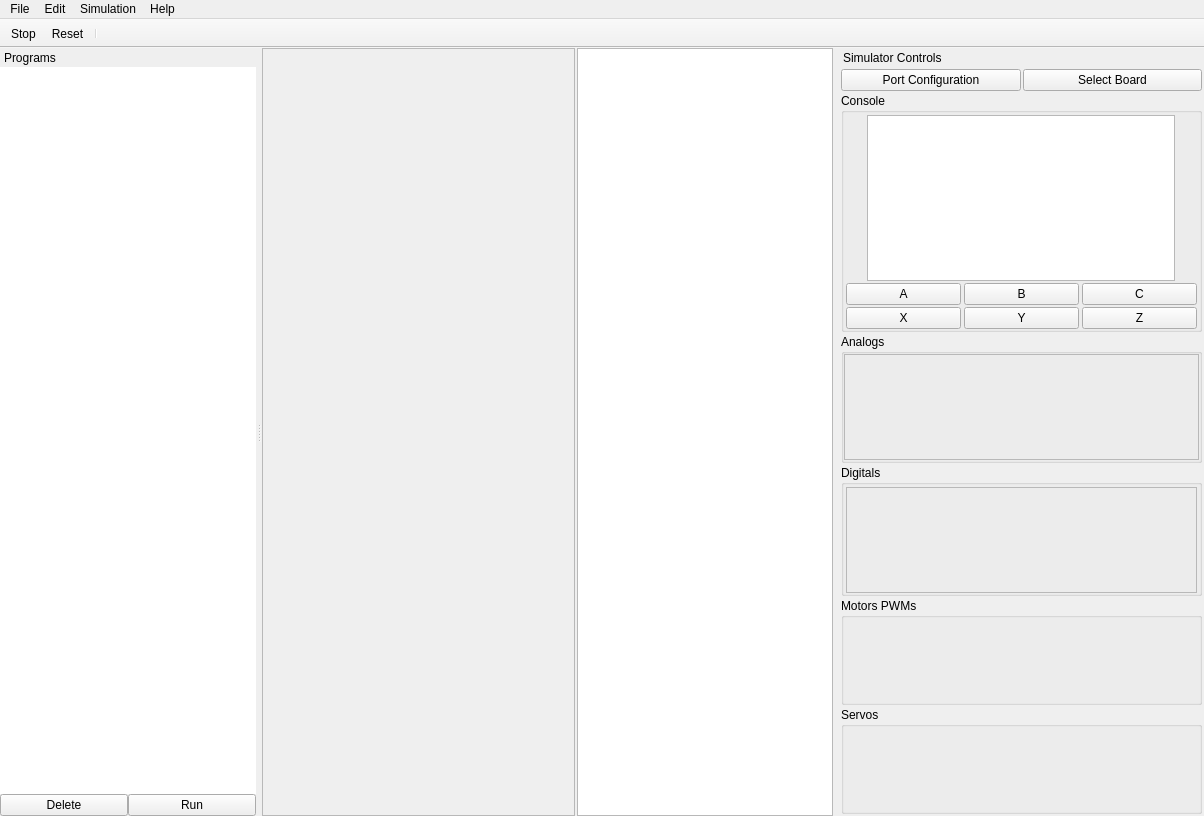
This is ui/main_window.ui in kipr/cs2 as Qt 5 draws it before an edit. The edited form follows.
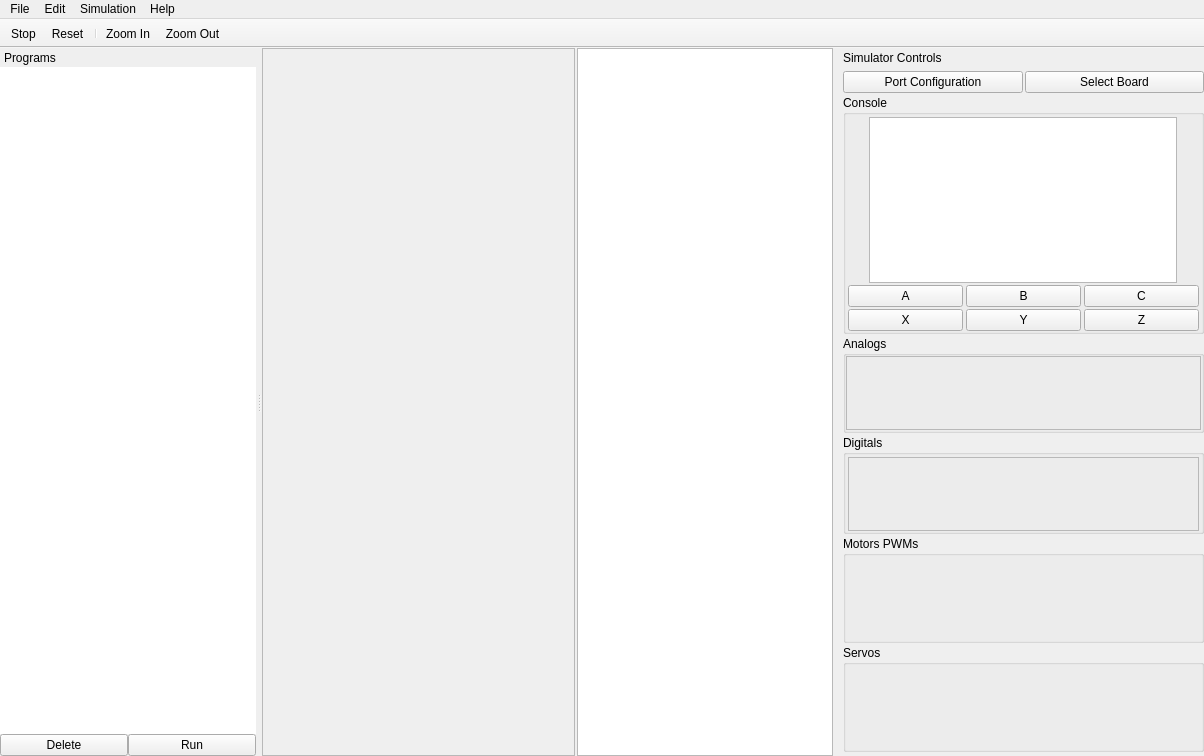
This is the edited form. Icons and pictures are not drawn. Custom widgets are drawn as their Qt base class.

```diff
--- a/ui/main_window.ui
+++ b/ui/main_window.ui
@@ -7,7 +7,7 @@
     <x>0</x>
     <y>0</y>
     <width>1204</width>
-    <height>816</height>
+    <height>756</height>
    </rect>
   </property>
   <property name="minimumSize">
@@ -142,6 +142,8 @@
    <addaction name="actionStop"/>
    <addaction name="actionReset"/>
    <addaction name="separator"/>
+   <addaction name="actionZoomIn"/>
+   <addaction name="actionZoomOut"/>
   </widget>
   <widget class="QDockWidget" name="simControls">
    <property name="features">
@@ -174,7 +176,7 @@
       <number>0</number>
      </property>
      <property name="margin">
-      <number>0</number>
+      <number>2</number>
      </property>
      <item>
       <widget class="QScrollArea" name="scrollArea">
@@ -201,8 +203,8 @@
          <rect>
           <x>0</x>
           <y>0</y>
-          <width>365</width>
-          <height>740</height>
+          <width>350</width>
+          <height>712</height>
          </rect>
         </property>
         <layout class="QVBoxLayout" name="verticalLayout" stretch="0,0,0,0,0,0,1">
@@ -850,6 +852,30 @@
     <string>Reset</string>
    </property>
   </action>
+  <action name="actionZoomIn">
+   <property name="icon">
+    <iconset resource="../rc/icons.qrc">
+     <normaloff>:/icons/magnifier_zoom_in.png</normaloff>:/icons/magnifier_zoom_in.png</iconset>
+   </property>
+   <property name="text">
+    <string>Zoom In</string>
+   </property>
+   <property name="shortcut">
+    <string>Ctrl+=</string>
+   </property>
+  </action>
+  <action name="actionZoomOut">
+   <property name="icon">
+    <iconset resource="../rc/icons.qrc">
+     <normaloff>:/icons/magifier_zoom_out.png</normaloff>:/icons/magifier_zoom_out.png</iconset>
+   </property>
+   <property name="text">
+    <string>Zoom Out</string>
+   </property>
+   <property name="shortcut">
+    <string>Ctrl+-</string>
+   </property>
+  </action>
  </widget>
  <customwidgets>
   <customwidget>
```
Left out of the diff: 37 changed lines with no effect on the pictures.
